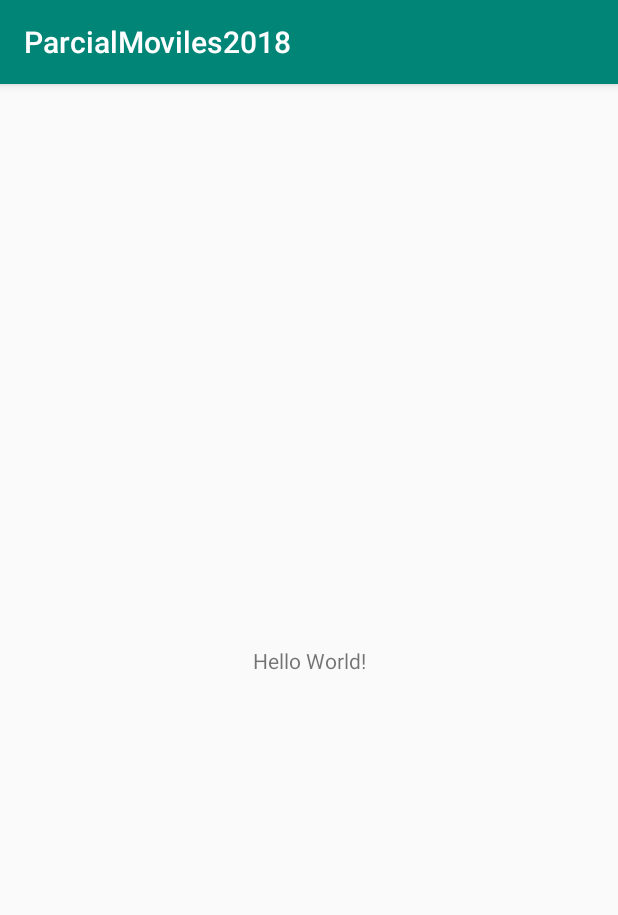
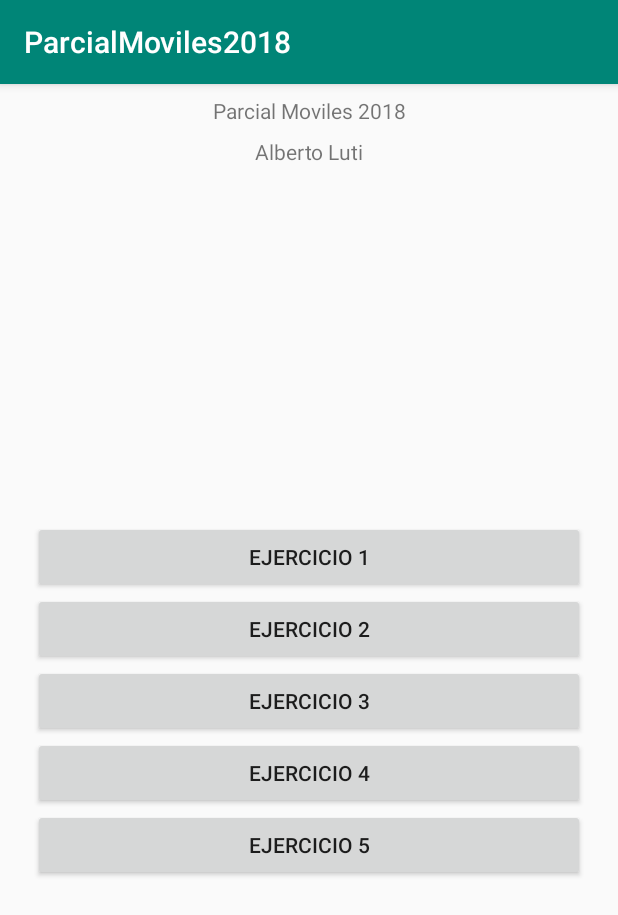
Before and after one commit to lutialberto/ParcialMoviles2018, an Android app: the screen it shows after launch (MainActivity), on a phone screen of 412 x 824 dp. Shown: the top 915 px of the screen. Run offline under Robolectric (Android 15) with nearby library versions, the phone set to English and light mode, and no system bars.

Commit message:
minimum layout finished and on click methods ready to implement

```diff
--- a/app/src/main/java/com/example/betom/parcialmoviles2018/MainActivity.kt
+++ b/app/src/main/java/com/example/betom/parcialmoviles2018/MainActivity.kt
@@ -2,6 +2,7 @@ package com.example.betom.parcialmoviles2018
 
 import android.support.v7.app.AppCompatActivity
 import android.os.Bundle
+import android.view.View
 
 class MainActivity : AppCompatActivity() {
 
@@ -9,4 +10,25 @@ class MainActivity : AppCompatActivity() {
         super.onCreate(savedInstanceState)
         setContentView(R.layout.activity_main)
     }
+
+    fun btnExercise1Click(view : View){
+
+    }
+
+    fun btnExercise2Click(view : View){
+
+    }
+
+    fun btnExercise3Click(view : View){
+
+    }
+
+    fun btnExercise4Click(view : View){
+
+    }
+
+    fun btnExercise5Click(view : View){
+
+    }
+
 }
--- a/app/src/main/res/layout/activity_main.xml
+++ b/app/src/main/res/layout/activity_main.xml
@@ -7,12 +7,74 @@
     tools:context=".MainActivity">
 
     <TextView
+        android:id="@+id/textView"
         android:layout_width="wrap_content"
         android:layout_height="wrap_content"
-        android:text="Hello World!"
-        app:layout_constraintBottom_toBottomOf="parent"
-        app:layout_constraintLeft_toLeftOf="parent"
-        app:layout_constraintRight_toRightOf="parent"
+        android:layout_marginTop="8dp"
+        android:text="@string/parcial_moviles_2018"
+        app:layout_constraintEnd_toEndOf="parent"
+        app:layout_constraintHorizontal_bias="0.5"
+        app:layout_constraintStart_toStartOf="parent"
         app:layout_constraintTop_toTopOf="parent" />
 
+    <LinearLayout
+        android:layout_width="368dp"
+        android:layout_height="wrap_content"
+        android:layout_marginStart="8dp"
+        android:layout_marginTop="8dp"
+        android:layout_marginEnd="8dp"
+        android:layout_marginBottom="8dp"
+        android:orientation="vertical"
+        app:layout_constraintBottom_toBottomOf="parent"
+        app:layout_constraintEnd_toEndOf="parent"
+        app:layout_constraintHorizontal_bias="0.5"
+        app:layout_constraintStart_toStartOf="parent"
+        app:layout_constraintTop_toBottomOf="@+id/textView2">
+
+        <Button
+            android:id="@+id/btnExercise1"
+            android:layout_width="match_parent"
+            android:layout_height="wrap_content"
+            android:onClick="btnExercise1Click"
+            android:text="@string/ejercicio_1" />
+
+        <Button
+            android:id="@+id/btnExercise2"
+            android:layout_width="match_parent"
+            android:layout_height="wrap_content"
+            android:onClick="btnExercise2Click"
+            android:text="@string/ejercicio_2" />
+
+        <Button
+            android:id="@+id/btnExercise3"
+            android:layout_width="match_parent"
+            android:layout_height="wrap_content"
+            android:onClick="btnExercise3Click"
+            android:text="@string/ejercicio_3" />
+
+        <Button
+            android:id="@+id/btnExercise4"
+            android:layout_width="match_parent"
+            android:layout_height="wrap_content"
+            android:onClick="btnExercise4Click"
+            android:text="@string/ejercicio_4" />
+
+        <Button
+            android:id="@+id/btnExercise5"
+            android:layout_width="match_parent"
+            android:layout_height="wrap_content"
+            android:onClick="btnExercise5Click"
+            android:text="@string/ejercicio_5" />
+    </LinearLayout>
+
+    <TextView
+        android:id="@+id/textView2"
+        android:layout_width="wrap_content"
+        android:layout_height="wrap_content"
+        android:layout_marginTop="8dp"
+        android:text="@string/alberto_luti"
+        app:layout_constraintEnd_toEndOf="parent"
+        app:layout_constraintHorizontal_bias="0.5"
+        app:layout_constraintStart_toStartOf="parent"
+        app:layout_constraintTop_toBottomOf="@+id/textView" />
 </android.support.constraint.ConstraintLayout>
--- a/app/src/main/res/values/strings.xml
+++ b/app/src/main/res/values/strings.xml
@@ -1,3 +1,10 @@
 <resources>
     <string name="app_name">ParcialMoviles2018</string>
+    <string name="parcial_moviles_2018">Parcial Moviles 2018</string>
+    <string name="ejercicio_1">Ejercicio 1</string>
+    <string name="ejercicio_2">Ejercicio 2</string>
+    <string name="ejercicio_3">Ejercicio 3</string>
+    <string name="ejercicio_4">Ejercicio 4</string>
+    <string name="ejercicio_5">Ejercicio 5</string>
+    <string name="alberto_luti">Alberto Luti</string>
 </resources>
--- a/app/src/main/res/values/styles.xml
+++ b/app/src/main/res/values/styles.xml
@@ -1,7 +1,7 @@
 <resources>
 
     <!-- Base application theme. -->
-    <style name="AppTheme" parent="Theme.AppCompat.Light.DarkActionBar">
+    <style name="AppTheme" parent="Base.Theme.AppCompat.Light.DarkActionBar">
         <!-- Customize your theme here. -->
         <item name="colorPrimary">@color/colorPrimary</item>
         <item name="colorPrimaryDark">@color/colorPrimaryDark</item>
```
